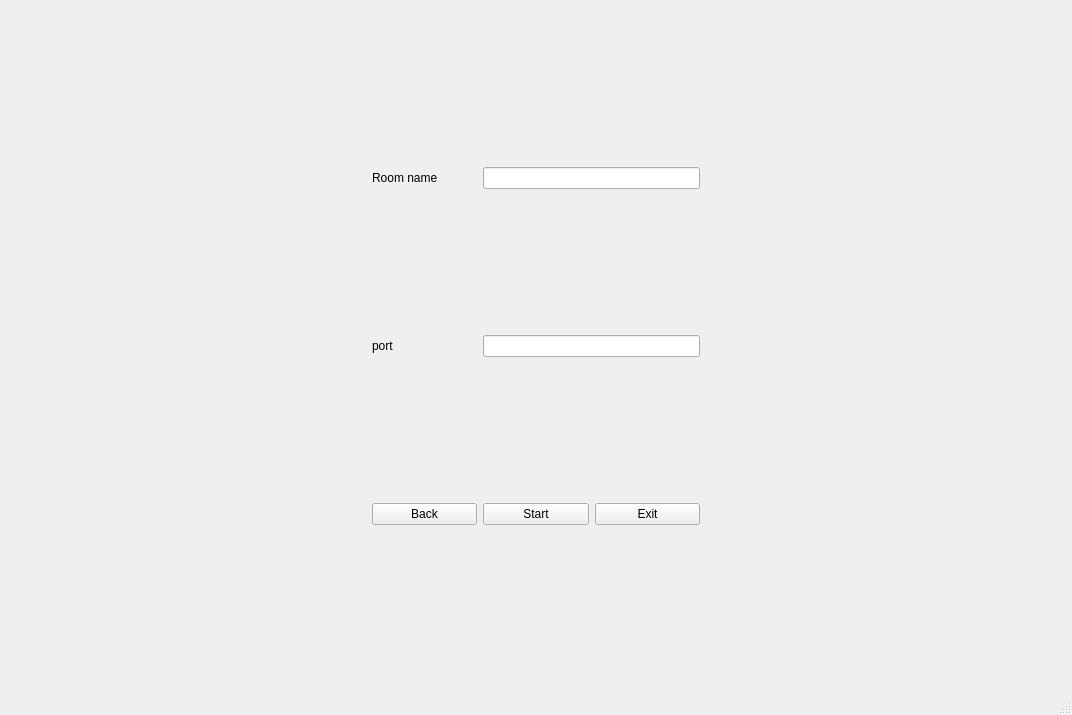
First picture: the form in src/mainwindow.ui, repository Cyberah/Text-Messenger, before the edit.
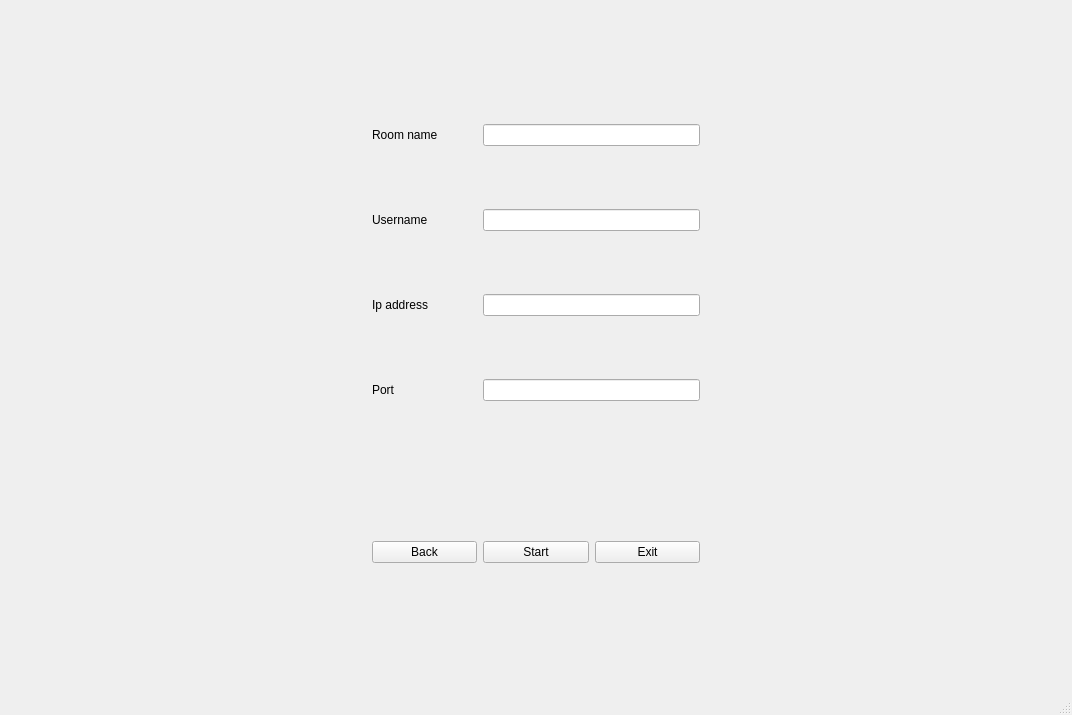
Second picture: the form after the edit. Custom widgets are drawn as their Qt base class.

Commit message: server side ready

The edit to the form file:
```diff
--- a/src/mainwindow.ui
+++ b/src/mainwindow.ui
@@ -163,31 +163,40 @@
           </widget>
           <widget class="QWidget" name="page_7">
            <layout class="QGridLayout" name="gridLayout_4">
-            <item row="0" column="0">
+            <item row="1" column="0">
              <widget class="QLabel" name="label_5">
               <property name="text">
                <string>Room name</string>
               </property>
              </widget>
             </item>
-            <item row="1" column="0">
-             <widget class="QLabel" name="label_4">
+            <item row="3" column="1" colspan="2">
+             <widget class="QLineEdit" name="ip_address_le_2"/>
+            </item>
+            <item row="3" column="0">
+             <widget class="QLabel" name="label_2">
               <property name="text">
-               <string>port</string>
+               <string>Ip address</string>
               </property>
              </widget>
             </item>
-            <item row="2" column="2">
-             <widget class="QPushButton" name="exitButton_3">
-              <property name="text">
-               <string>Exit</string>
+            <item row="8" column="0" colspan="3">
+             <spacer name="verticalSpacer">
+              <property name="orientation">
+               <enum>Qt::Vertical</enum>
               </property>
-             </widget>
+              <property name="sizeType">
+               <enum>QSizePolicy::Fixed</enum>
+              </property>
+              <property name="sizeHint" stdset="0">
+               <size>
+                <width>20</width>
+                <height>40</height>
+               </size>
+              </property>
+             </spacer>
             </item>
-            <item row="0" column="1" colspan="2">
-             <widget class="QLineEdit" name="room_name_le"/>
-            </item>
-            <item row="2" column="0">
+            <item row="7" column="0">
              <widget class="QPushButton" name="backButton_3">
               <property name="text">
                <string>Back</string>
@@ -195,15 +204,77 @@
              </widget>
             </item>
             <item row="1" column="1" colspan="2">
-             <widget class="QLineEdit" name="server_port_le"/>
+             <widget class="QLineEdit" name="room_name_le"/>
             </item>
-            <item row="2" column="1">
+            <item row="7" column="1">
              <widget class="QPushButton" name="startButton">
               <property name="text">
                <string>Start</string>
               </property>
              </widget>
             </item>
+            <item row="7" column="2">
+             <widget class="QPushButton" name="exitButton_3">
+              <property name="text">
+               <string>Exit</string>
+              </property>
+             </widget>
+            </item>
+            <item row="2" column="1" colspan="2">
+             <widget class="QLineEdit" name="host_username_le"/>
+            </item>
+            <item row="2" column="0">
+             <widget class="QLabel" name="host_username_label">
+              <property name="text">
+               <string>Username</string>
+              </property>
+             </widget>
+            </item>
+            <item row="6" column="0" colspan="3">
+             <widget class="QLabel" name="bad_ip_address_label">
+              <property name="sizePolicy">
+               <sizepolicy hsizetype="Preferred" vsizetype="Fixed">
+                <horstretch>0</horstretch>
+                <verstretch>0</verstretch>
+               </sizepolicy>
+              </property>
+              <property name="styleSheet">
+               <string notr="true">color: red;</string>
+              </property>
+              <property name="text">
+               <string/>
+              </property>
+              <property name="alignment">
+               <set>Qt::AlignCenter</set>
+              </property>
+             </widget>
+            </item>
+            <item row="4" column="1" colspan="2">
+             <widget class="QLineEdit" name="server_port_le"/>
+            </item>
+            <item row="4" column="0">
+             <widget class="QLabel" name="label_4">
+              <property name="text">
+               <string>Port</string>
+              </property>
+             </widget>
+            </item>
+            <item row="0" column="0" colspan="3">
+             <spacer name="verticalSpacer_2">
+              <property name="orientation">
+               <enum>Qt::Vertical</enum>
+              </property>
+              <property name="sizeType">
+               <enum>QSizePolicy::Fixed</enum>
+              </property>
+              <property name="sizeHint" stdset="0">
+               <size>
+                <width>20</width>
+                <height>40</height>
+               </size>
+              </property>
+             </spacer>
+            </item>
            </layout>
           </widget>
          </widget>
```
Left out of the diff: 191 changed lines with no effect on the pictures. The commit also changes 13 other files.
